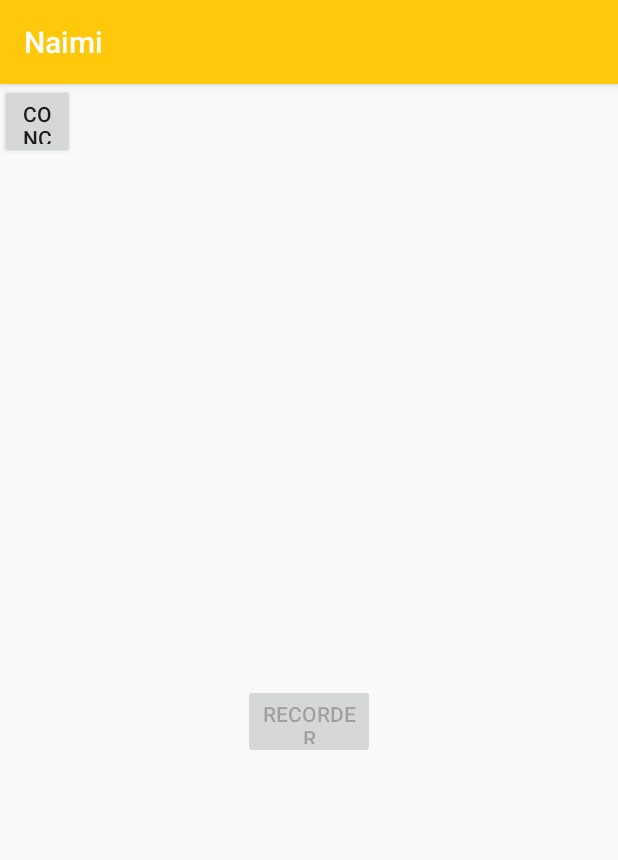
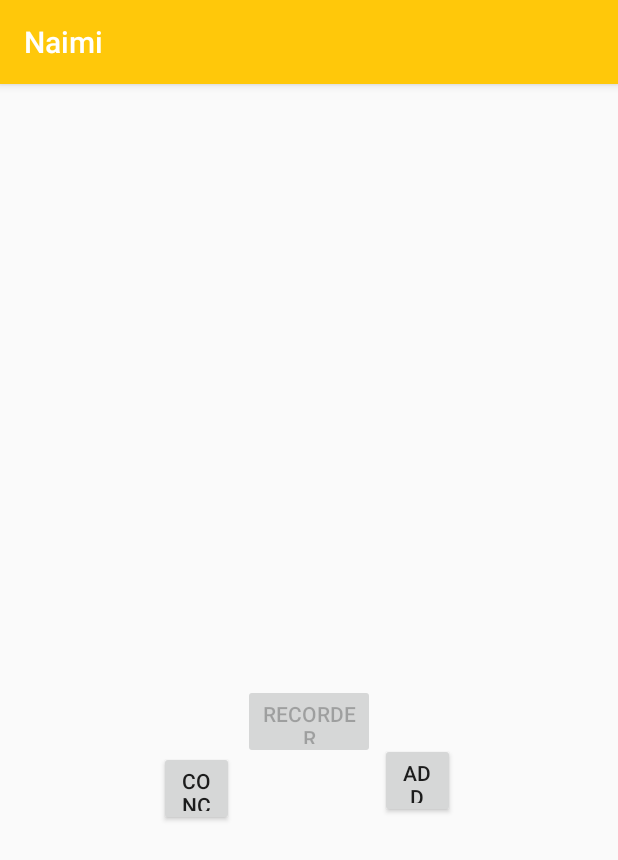
Before and after one commit to fleur101/VideoInterviewApp, an Android app: the screen it shows after launch (VideoTestActivity), on a phone screen of 412 x 824 dp. Shown: the top 860 px of the screen. Run offline under Robolectric (Android 15) with nearby library versions, the phone set to English and light mode, and no system bars; libraries missing offline, so code that uses them is left out: com.coremedia.iso, com.github.hiteshsondhi88.libffmpeg, com.googlecode.mp4parser.

Commit message:
video recorder

```diff
--- a/app/src/main/AndroidManifest.xml
+++ b/app/src/main/AndroidManifest.xml
@@ -9,6 +9,8 @@
     <uses-feature android:name="android.hardware.camera.autofocus" />
     <uses-permission android:name="android.permission.ACCESS_FINE_LOCATION" />
     <uses-permission android:name="android.permission.INTERNET" />
+    <uses-permission android:name="android.permission.WAKE_LOCK" />
+
 
     <application
         android:allowBackup="true"
--- a/app/src/main/java/com/mirka/app/naimi/VideoTestActivity.java
+++ b/app/src/main/java/com/mirka/app/naimi/VideoTestActivity.java
@@ -21,10 +21,17 @@ import android.util.Log;
 import android.view.View;
 import android.widget.Button;
 import android.widget.FrameLayout;
+import android.widget.TextView;
 import android.widget.Toast;
 import android.widget.VideoView;
 
 import com.coremedia.iso.boxes.Container;
+import com.github.hiteshsondhi88.libffmpeg.ExecuteBinaryResponseHandler;
+import com.github.hiteshsondhi88.libffmpeg.FFmpeg;
+import com.github.hiteshsondhi88.libffmpeg.LoadBinaryResponseHandler;
+import com.github.hiteshsondhi88.libffmpeg.exceptions.FFmpegCommandAlreadyRunningException;
+import com.github.hiteshsondhi88.libffmpeg.exceptions.FFmpegNotSupportedException;
+import com.googlecode.mp4parser.DataSource;
 import com.mirka.app.naimi.utils.CameraPreview;
 
 
@@ -33,15 +40,24 @@ import com.googlecode.mp4parser.authoring.Track;
 import com.googlecode.mp4parser.authoring.builder.DefaultMp4Builder;
 import com.googlecode.mp4parser.authoring.container.mp4.MovieCreator;
 import com.googlecode.mp4parser.authoring.tracks.AppendTrack;
+import com.coremedia.iso.IsoFile;
+import com.googlecode.mp4parser.authoring.Movie;
+import com.googlecode.mp4parser.authoring.tracks.TextTrackImpl;
+import com.googlecode.mp4parser.srt.SrtParser;
 
 import java.io.File;
 import java.io.FileInputStream;
+import java.io.FileOutputStream;
+import java.io.IOException;
+import java.io.FileNotFoundException;
 import java.io.IOException;
 import java.io.RandomAccessFile;
 import java.nio.channels.FileChannel;
 import java.util.Date;
+import java.util.HashMap;
 import java.util.LinkedList;
 import java.util.List;
+import java.util.Map;
 
 import static android.provider.MediaStore.Files.FileColumns.MEDIA_TYPE_VIDEO;
 
@@ -62,6 +78,10 @@ public class VideoTestActivity extends AppCompatActivity {
     private boolean isRecording = false;
     private Button mButton;
 
+    private String concat_video_path;
+    private String subtitle_path;
+    private Map<String, String> envs;
+
     private int n = 0;
     @Override
     protected void onCreate(Bundle savedInstanceState) {
@@ -70,6 +90,7 @@ public class VideoTestActivity extends AppCompatActivity {
 
         mVideoView = (VideoView) findViewById(R.id.vv_show_video);
         mButton = (Button) findViewById(R.id.button);
+        subtitle_path=buildSRTFile("filename0.srt", "1\n00:00:00,000 --> 00:00:10,000\nSome Text\n");
     }
 
     @Override
@@ -188,8 +209,6 @@ public class VideoTestActivity extends AppCompatActivity {
         n++;
     }
 
-
-
     private void recordVideo(String filename){
         if (isRecording) {
             // stop recording and release camera
@@ -304,9 +323,88 @@ public class VideoTestActivity extends AppCompatActivity {
 
     public void concatenate(View view){
         try {
-            appendVideo( new String[]{"filename0.mp4", "filename2.mp4"}  );
+            concat_video_path = appendVideo( new String[]{"filename0.mp4", "filename2.mp4"}  );
         } catch (IOException e) {
             e.printStackTrace();
+        }
+    }
+
+    public void addSubsToVideo(String filename, String subtitle) {
+        try {
+            Movie countVideo = MovieCreator.build(String.valueOf(new FileInputStream(path+filename+".mp4").getChannel()));
+//            Movie countVideo = MovieCreator.build((DataSource) new FileInputStream(path+filename+".mp4").getChannel());
+
+            TextTrackImpl subs = new TextTrackImpl();
+            subs.getTrackMetaData().setLanguage("eng");
+
+            subs.getSubs().add(new TextTrackImpl.Line(0, 5000, subtitle));
+
+            countVideo.addTrack(subs);
+
+            IsoFile out = (IsoFile) new DefaultMp4Builder().build(countVideo);
+            FileOutputStream fos = new FileOutputStream(new File(path+"output.mp4"));
+            out.getBox(fos.getChannel());
+            fos.close();
+        } catch (Exception e) {
+            e.printStackTrace();
+        }
+    }
+
+    public void subtitles(View view) {
+//        Toast.makeText(this, "Hello, subs", Toast.LENGTH_SHORT).show();
+//        addSubsToVideo("filename0", "Mirka is the best");
+//        Toast.makeText(this, "Added subs", Toast.LENGTH_SHORT).show();
+//        envs = new HashMap<>();
+//        envs.put("-i", path+"filename0.mp4");
+//        envs.put("-vf", "\"drawtext=text='Test Text'\"");
+//        envs.put(""
+        FFmpeg ffmpeg = FFmpeg.getInstance(this);
+        try {
+            ffmpeg.loadBinary(new LoadBinaryResponseHandler() {
+
+                @Override
+                public void onStart() {}
+
+                @Override
+                public void onFailure() {}
+
+                @Override
+                public void onSuccess() {}
+
+                @Override
+                public void onFinish() {}
+            });
+        } catch (FFmpegNotSupportedException e) {
+            // Handle if FFmpeg is not supported by device
+        }
+
+        try {
+
+            // to execute "ffmpeg -version" command you just need to pass "-version"
+            ffmpeg.execute(("-i "+path+"filename0.mp4 -i "+subtitle_path+" -c copy -c:s mov_text "+path+"outfile.mp4").split(" "), new ExecuteBinaryResponseHandler() {
+
+                @Override
+                public void onStart() {}
+
+                @Override
+                public void onProgress(String message) {}
+
+                @Override
+                public void onFailure(String message) {
+                    ((TextView) findViewById(R.id.tv_output)).setText(message);
+                }
+
+                @Override
+                public void onSuccess(String message) {
+                    Toast.makeText(VideoTestActivity.this, "success", Toast.LENGTH_SHORT).show();
+//                    Toast.makeText(this, message, Toast.LENGTH_SHORT).show();
+                }
+
+                @Override
+                public void onFinish() {}
+            });
+        } catch (FFmpegCommandAlreadyRunningException e) {
+            // Handle if FFmpeg is already running
         }
     }
 
@@ -355,4 +453,17 @@ public class VideoTestActivity extends AppCompatActivity {
         return videoCombinePath;
     }
 
+    public String buildSRTFile(String filename, String subtitle){
+        FileOutputStream outputStream;
+        try {
+            outputStream = new FileOutputStream (new File(path+filename), false);
+            outputStream.write(subtitle.getBytes());
+            outputStream.close();
+        } catch (Exception e) {
+            e.printStackTrace();
+            return null;
+        }
+        return path+filename;
+    }
+
 }
--- a/app/src/main/res/layout/activity_video_test.xml
+++ b/app/src/main/res/layout/activity_video_test.xml
@@ -1,7 +1,10 @@
 <?xml version="1.0" encoding="utf-8"?>
-<android.support.constraint.ConstraintLayout xmlns:android="http://schemas.android.com/apk/res/android"
+<ScrollView xmlns:android="http://schemas.android.com/apk/res/android"
     xmlns:app="http://schemas.android.com/apk/res-auto"
     xmlns:tools="http://schemas.android.com/tools"
+     android:layout_height="wrap_content" android:layout_width="match_parent">
+
+<android.support.constraint.ConstraintLayout
     android:layout_width="match_parent"
     android:layout_height="match_parent"
     tools:context="com.mirka.app.naimi.VideoTestActivity">
@@ -42,6 +45,33 @@
         android:layout_height="50dp"
         android:onClick="concatenate"
         android:text="Concat!"
-        />
+        android:layout_marginTop="-5dp"
+        app:layout_constraintTop_toBottomOf="@+id/button"
+        android:layout_marginRight="8dp"
+        app:layout_constraintRight_toRightOf="parent"
+        android:layout_marginLeft="8dp"
+        app:layout_constraintLeft_toLeftOf="parent"
+        app:layout_constraintHorizontal_bias="0.283" />
 
+    <Button
+        android:id="@+id/button3"
+        android:layout_width="50dp"
+        android:layout_height="50dp"
+        android:onClick="subtitles"
+        android:text="Add subs!"
+        android:layout_marginTop="-5dp"
+        app:layout_constraintTop_toTopOf="@+id/button2"
+        android:layout_marginRight="8dp"
+        app:layout_constraintRight_toRightOf="parent"
+        app:layout_constraintLeft_toRightOf="@+id/button2"
+        android:layout_marginLeft="8dp"
+        app:layout_constraintHorizontal_bias="0.47" />
+
+
+    <TextView
+        android:id="@+id/tv_output"
+        android:layout_width="match_parent"
+        android:layout_height="wrap_content" />
 </android.support.constraint.ConstraintLayout>
+
+</ScrollView>
```
